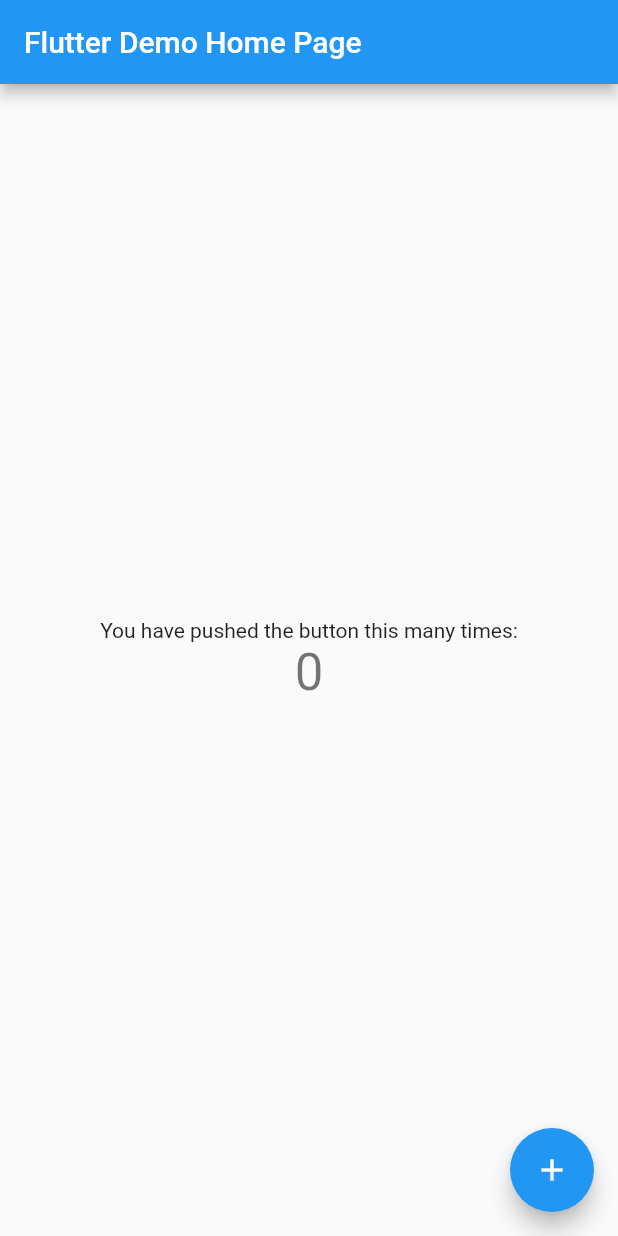
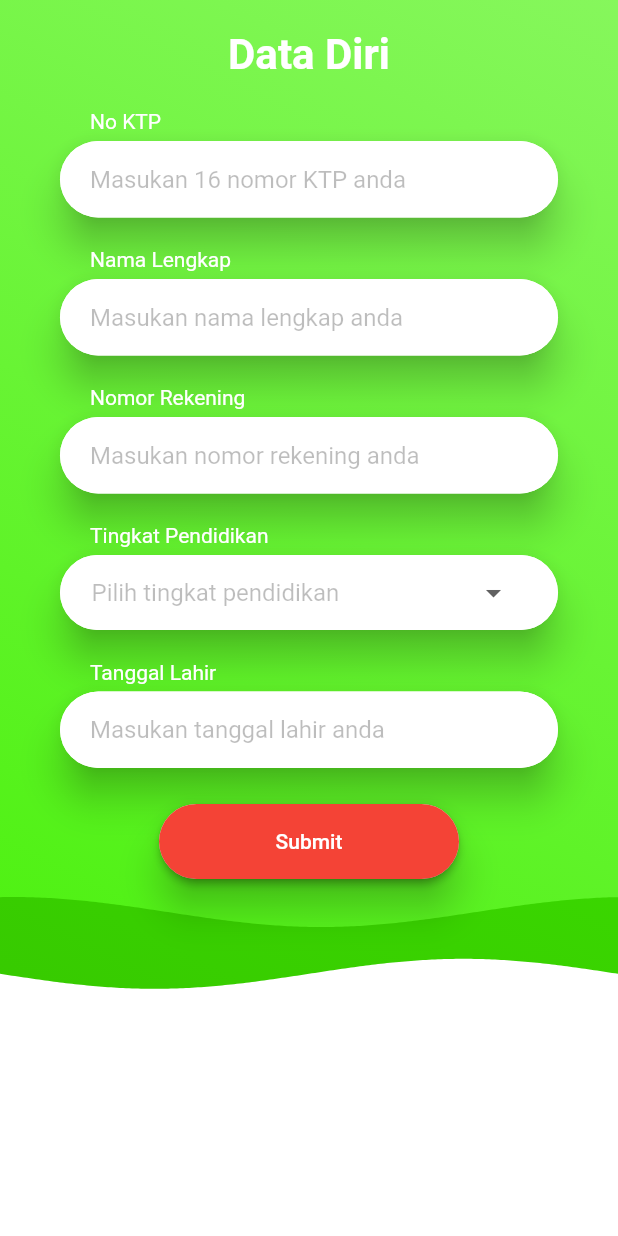
Before and after one commit to skripsimu/tunaiku_mini_project, a Flutter app: the screen it shows after launch, on a phone screen of 412 x 824 dp. Run offline on Flutter 3.47's test engine with Material 2 defaults, Android fonts, the phone set to English and light mode, and no system bars; drawn by our look-alikes of datetime_picker_formfield, wave; our stand-ins replace bloc, flutter_bloc, fluttertoast.

Commit message:
data diri page

```diff
--- a/lib/main.dart
+++ b/lib/main.dart
@@ -1,111 +1,21 @@
 import 'package:flutter/material.dart';
+import 'package:flutter_bloc/flutter_bloc.dart';
+import 'package:tunaiku_mini_project/bloc/education_bloc.dart';
+import 'package:tunaiku_mini_project/ui/home_page.dart';
 
-void main() => runApp(MyApp());
+void main() => runApp(Tunaiku());
 
-class MyApp extends StatelessWidget {
-  // This widget is the root of your application.
+class Tunaiku extends StatelessWidget {
   @override
   Widget build(BuildContext context) {
     return MaterialApp(
-      title: 'Flutter Demo',
-      theme: ThemeData(
-        // This is the theme of your application.
-        //
-        // Try running your application with "flutter run". You'll see the
-        // application has a blue toolbar. Then, without quitting the app, try
-        // changing the primarySwatch below to Colors.green and then invoke
-        // "hot reload" (press "r" in the console where you ran "flutter run",
-        // or simply save your changes to "hot reload" in a Flutter IDE).
-        // Notice that the counter didn't reset back to zero; the application
-        // is not restarted.
-        primarySwatch: Colors.blue,
+      debugShowCheckedModeBanner: false,
+      home: MultiBlocProvider(
+        providers: [
+          BlocProvider<EducationBloc>(create: (context) => EducationBloc()),
+        ],
+        child: HomePage(),
       ),
-      home: MyHomePage(title: 'Flutter Demo Home Page'),
     );
   }
 }
-
-class MyHomePage extends StatefulWidget {
-  MyHomePage({Key key, this.title}) : super(key: key);
-
-  // This widget is the home page of your application. It is stateful, meaning
-  // that it has a State object (defined below) that contains fields that affect
-  // how it looks.
-
-  // This class is the configuration for the state. It holds the values (in this
-  // case the title) provided by the parent (in this case the App widget) and
-  // used by the build method of the State. Fields in a Widget subclass are
-  // always marked "final".
-
-  final String title;
-
-  @override
-  _MyHomePageState createState() => _MyHomePageState();
-}
-
-class _MyHomePageState extends State<MyHomePage> {
-  int _counter = 0;
-
-  void _incrementCounter() {
-    setState(() {
-      // This call to setState tells the Flutter framework that something has
-      // changed in this State, which causes it to rerun the build method below
-      // so that the display can reflect the updated values. If we changed
-      // _counter without calling setState(), then the build method would not be
-      // called again, and so nothing would appear to happen.
-      _counter++;
-    });
-  }
-
-  @override
-  Widget build(BuildContext context) {
-    // This method is rerun every time setState is called, for instance as done
-    // by the _incrementCounter method above.
-    //
-    // The Flutter framework has been optimized to make rerunning build methods
-    // fast, so that you can just rebuild anything that needs updating rather
-    // than having to individually change instances of widgets.
-    return Scaffold(
-      appBar: AppBar(
-        // Here we take the value from the MyHomePage object that was created by
-        // the App.build method, and use it to set our appbar title.
-        title: Text(widget.title),
-      ),
-      body: Center(
-        // Center is a layout widget. It takes a single child and positions it
-        // in the middle of the parent.
-        child: Column(
-          // Column is also a layout widget. It takes a list of children and
-          // arranges them vertically. By default, it sizes itself to fit its
-          // children horizontally, and tries to be as tall as its parent.
-          //
-          // Invoke "debug painting" (press "p" in the console, choose the
-          // "Toggle Debug Paint" action from the Flutter Inspector in Android
-          // Studio, or the "Toggle Debug Paint" command in Visual Studio Code)
-          // to see the wireframe for each widget.
-          //
-          // Column has various properties to control how it sizes itself and
-          // how it positions its children. Here we use mainAxisAlignment to
-          // center the children vertically; the main axis here is the vertical
-          // axis because Columns are vertical (the cross axis would be
-          // horizontal).
-          mainAxisAlignment: MainAxisAlignment.center,
-          children: <Widget>[
-            Text(
-              'You have pushed the button this many times:',
-            ),
-            Text(
-              '$_counter',
-              style: Theme.of(context).textTheme.display1,
-            ),
-          ],
-        ),
-      ),
-      floatingActionButton: FloatingActionButton(
-        onPressed: _incrementCounter,
-        tooltip: 'Increment',
-        child: Icon(Icons.add),
-      ), // This trailing comma makes auto-formatting nicer for build methods.
-    );
-  }
-}
--- /dev/null
+++ b/lib/model/model_pendidikan.dart
@@ -0,0 +1,8 @@
+class ModelPendidikan {
+  String id;
+  String pendidikan;
+  ModelPendidikan({
+    this.id,
+    this.pendidikan,
+  });
+}
--- /dev/null
+++ b/lib/services/list_pendidikan.dart
@@ -0,0 +1,28 @@
+import 'package:tunaiku_mini_project/model/model_pendidikan.dart';
+
+List<ModelPendidikan> listPendidikan = [
+  ModelPendidikan(
+    id: "1",
+    pendidikan: "SD",
+  ),
+  ModelPendidikan(
+    id: "2",
+    pendidikan: "SMP",
+  ),
+  ModelPendidikan(
+    id: "3",
+    pendidikan: "SMA",
+  ),
+  ModelPendidikan(
+    id: "4",
+    pendidikan: "S1",
+  ),
+  ModelPendidikan(
+    id: "5",
+    pendidikan: "S2",
+  ),
+  ModelPendidikan(
+    id: "6",
+    pendidikan: "S3",
+  ),
+];
--- /dev/null
+++ b/lib/ui/home_page.dart
@@ -0,0 +1,12 @@
+import 'package:flutter/material.dart';
+import 'package:tunaiku_mini_project/library/initial.dart';
+
+class HomePage extends StatelessWidget {
+  @override
+  Widget build(BuildContext context) {
+    return Scaffold(
+      backgroundColor: Colors.white,
+      body: personalData.body(context),
+    );
+  }
+}
--- /dev/null
+++ b/lib/ui/second_page.dart
@@ -0,0 +1,25 @@
+import 'package:flutter/material.dart';
+
+class SecondPage extends StatelessWidget {
+  final String ktp;
+  final String nama;
+  final String pendidikan;
+  final String tanggalLahir;
+  SecondPage({
+    this.ktp,
+    this.nama,
+    this.pendidikan,
+    this.tanggalLahir,
+  });
+  @override
+  Widget build(BuildContext context) {
+    return Scaffold(
+      appBar: AppBar(
+        title: Text("data"),
+      ),
+      body: Center(
+        child: Text(ktp),
+      ),
+    );
+  }
+}
--- a/pubspec.yaml
+++ b/pubspec.yaml
@@ -19,6 +19,12 @@
 dependencies:
   flutter:
     sdk: flutter
+  wave: ^0.0.8
+  datetime_picker_formfield: ^1.0.0
+  bloc: ^3.0.0
+  flutter_bloc: ^3.1.0
+  http: ^0.12.0+4
+  fluttertoast: ^3.1.3
 
   # The following adds the Cupertino Icons font to your application.
   # Use with the CupertinoIcons class for iOS style icons.
```
Also changed, not shown: lib/bloc/education_bloc.dart (added, +21 -0 lines), lib/library/color_lib.dart (added, +7 -0 lines), lib/library/date_picker.dart (added, +51 -0 lines), lib/library/default_button.dart (added, +23 -0 lines), lib/library/default_form.dart (added, +51 -0 lines), lib/library/initial.dart (added, +13 -0 lines), lib/library/show_toast.dart (added, +14 -0 lines), lib/ui/widget/personal_data.dart (added, +180 -0 lines), pubspec.lock, 1 other file.
